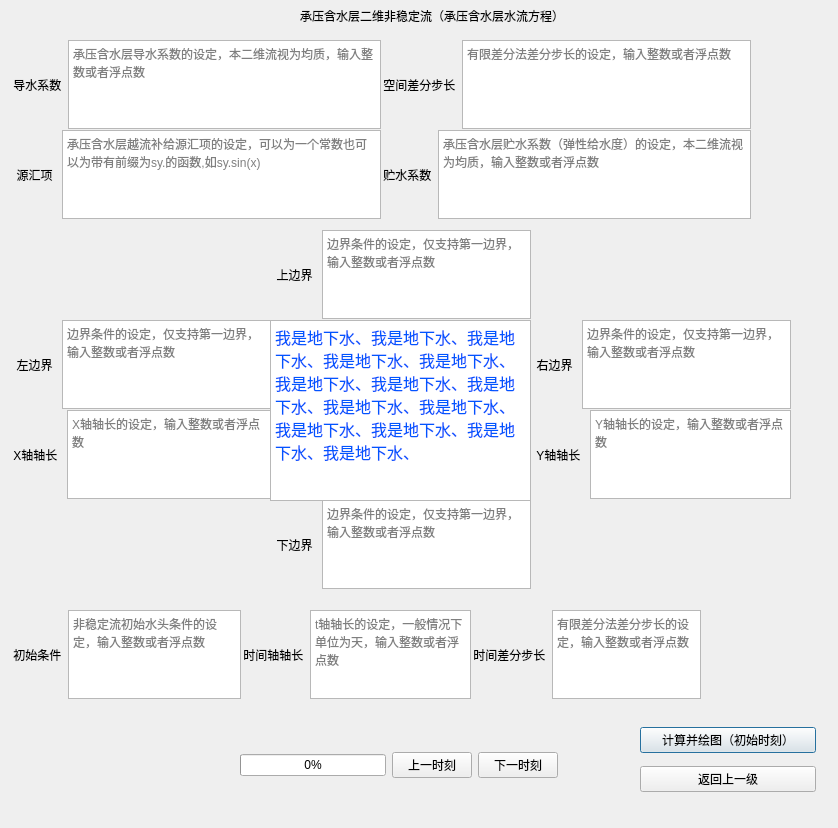
This is ui/tdcausf.ui in Yulei-3005240023/FDM_groundwater as Qt 5 draws it before an edit. The edited form follows.
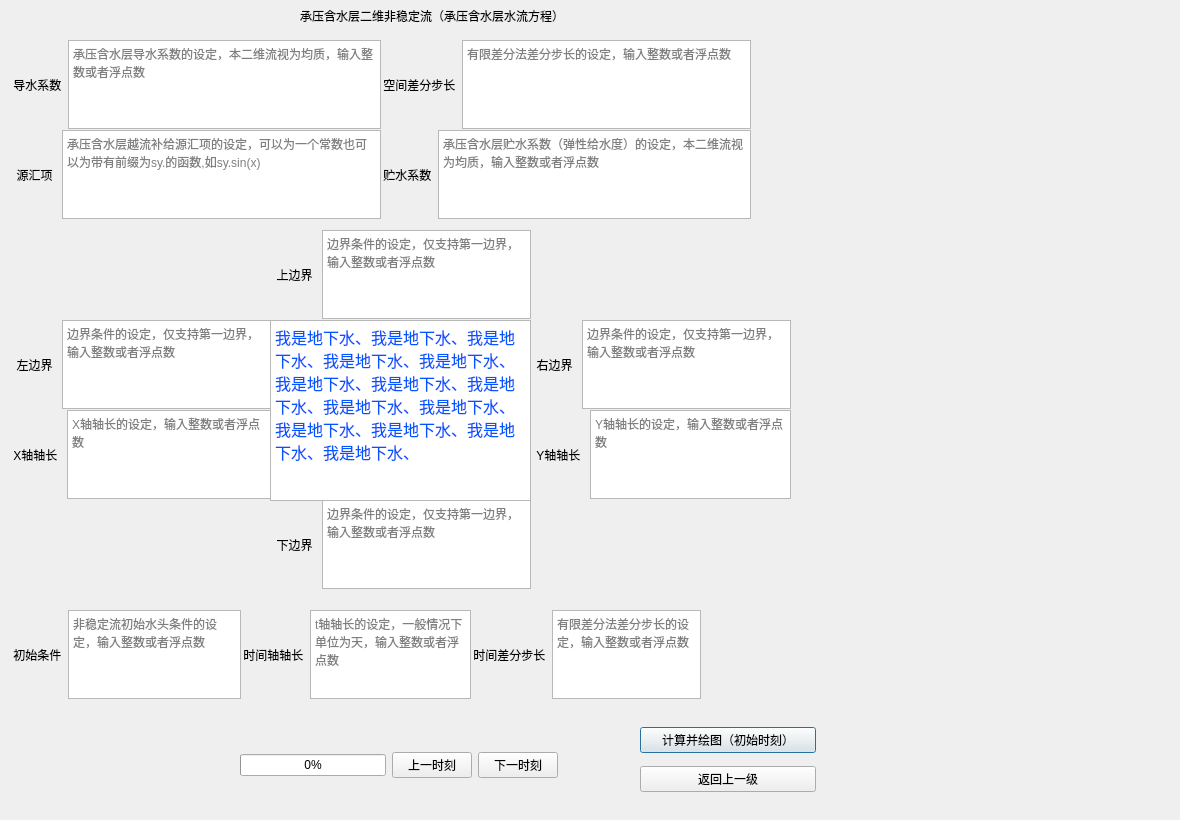
This is the edited form.

```diff
--- a/ui/tdcausf.ui
+++ b/ui/tdcausf.ui
@@ -9,8 +9,8 @@
    <rect>
     <x>0</x>
     <y>0</y>
-    <width>838</width>
-    <height>828</height>
+    <width>1180</width>
+    <height>820</height>
    </rect>
   </property>
   <property name="windowTitle">
```
